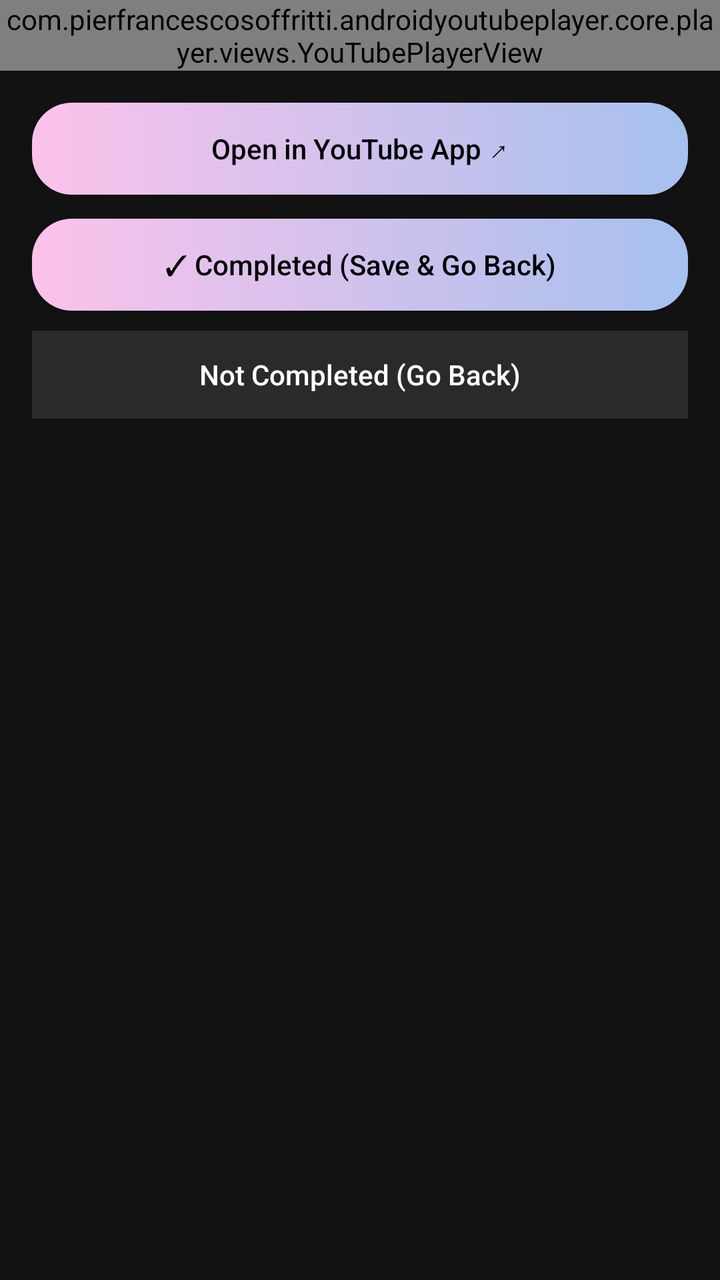
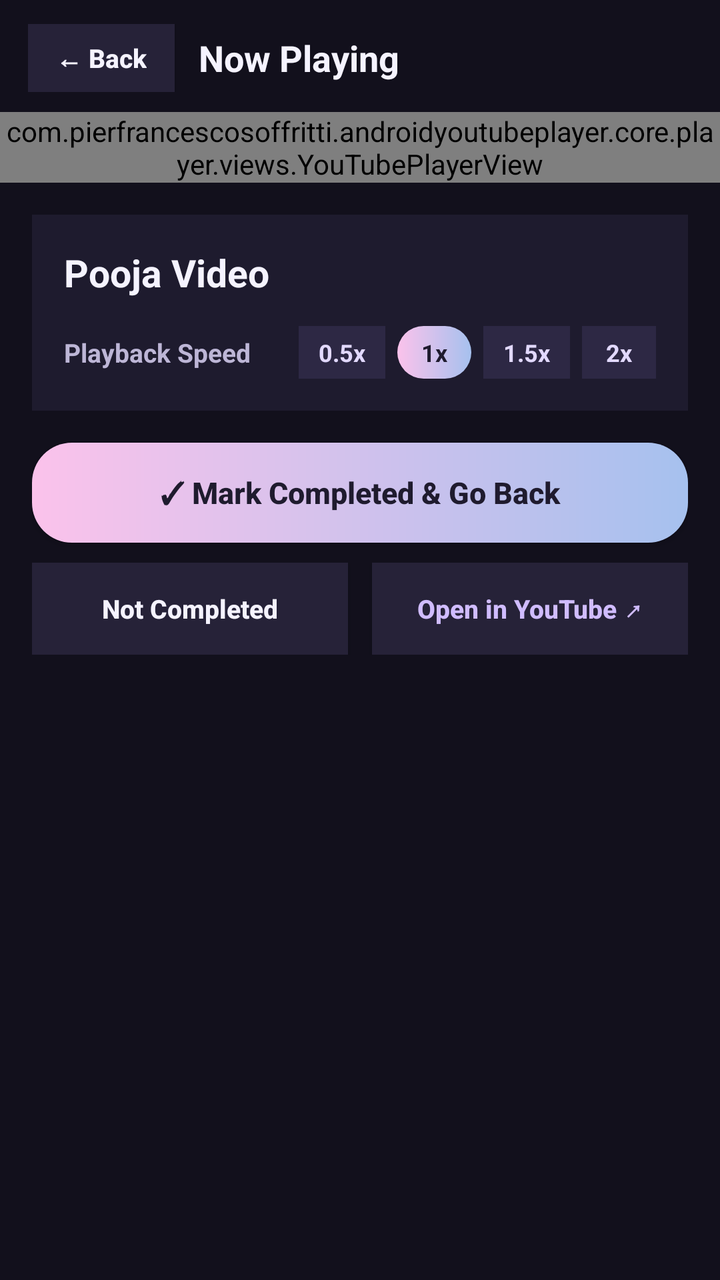

An Android layout rendered at two revisions. The XML below is the earlier revision; the diff shows what the commit changed to produce the second picture.
<!-- AndroidManifest.xml: application theme Theme.PoojaTracker -->
<!-- res/layout/activity_video_player.xml -->
<?xml version="1.0" encoding="utf-8"?>
<androidx.constraintlayout.widget.ConstraintLayout xmlns:android="http://schemas.android.com/apk/res/android"
    xmlns:app="http://schemas.android.com/apk/res-auto"
    xmlns:tools="http://schemas.android.com/tools"
    android:layout_width="match_parent"
    android:layout_height="match_parent"
    tools:context=".VideoPlayerActivity">

















    <LinearLayout
        android:layout_width="match_parent"
        android:layout_height="match_parent"
        android:background="#121212"
        android:orientation="vertical">

        <com.pierfrancescosoffritti.androidyoutubeplayer.core.player.views.YouTubePlayerView
            android:id="@+id/youtube_player_view"
            android:layout_width="match_parent"
            android:layout_height="wrap_content"
            app:enableAutomaticInitialization="false" />

        <LinearLayout
            android:layout_width="match_parent"
            android:layout_height="wrap_content"
            android:orientation="vertical"
            android:padding="16dp">

            <TextView
                android:id="@+id/player_error_banner"
                android:layout_width="match_parent"
                android:layout_height="wrap_content"
                android:layout_marginBottom="12dp"
                android:background="#2D1B1B"
                android:padding="12dp"
                android:text="This video's owner has disabled embedded playback outside YouTube. Tap below to watch directly in the YouTube app, then return here to mark your Pooja status."
                android:textColor="#FFD580"
                android:textSize="14sp"
                android:visibility="gone" />

            <androidx.appcompat.widget.AppCompatButton
                android:id="@+id/btn_open_youtube"
                android:layout_width="match_parent"
                android:layout_height="46dp"
                android:layout_marginBottom="12dp"
                android:background="@drawable/gradientbtn"
                android:text="Open in YouTube App ↗"
                android:textAllCaps="false"
                android:textColor="@color/black" />

            <androidx.appcompat.widget.AppCompatButton
                android:id="@+id/btn_mark_completed"
                android:layout_width="match_parent"
                android:layout_height="46dp"
                android:layout_marginBottom="10dp"
                android:background="@drawable/gradientbtn"
                android:text="✓ Completed (Save &amp; Go Back)"
                android:textAllCaps="false"
                android:textColor="@color/black" />

            <androidx.appcompat.widget.AppCompatButton
                android:id="@+id/btn_not_completed"
                android:layout_width="match_parent"
                android:layout_height="44dp"
                android:background="#2A2A2A"
                android:text="Not Completed (Go Back)"
                android:textAllCaps="false"
                android:textColor="@color/white" />
        </LinearLayout>
    </LinearLayout>

</androidx.constraintlayout.widget.ConstraintLayout>
<!-- resources referenced by this layout -->
<resources>
  <color name="black">#FF000000</color>
  <color name="white">#FFFFFFFF</color>
  <!-- drawable gradientbtn (drawable) -->
  <?xml version="1.0" encoding="utf-8"?>
  <shape xmlns:android="http://schemas.android.com/apk/res/android" android:shape="rectangle">
  
  
  
  
      <gradient
          android:angle="0"
          android:startColor="#fbc2eb"
          android:endColor="#a6c1ee"
          android:type="linear" />
      <corners android:radius="20dp"/>
  
  </shape>
  <style name="Theme.PoojaTracker" parent="Theme.MaterialComponents.DayNight.DarkActionBar">
          
          <item name="colorPrimary">@color/purple_500</item>
          <item name="colorPrimaryVariant">@color/purple_700</item>
          <item name="colorOnPrimary">@color/white</item>
          
          <item name="colorSecondary">@color/teal_200</item>
          <item name="colorSecondaryVariant">@color/teal_700</item>
          <item name="colorOnSecondary">@color/black</item>
          
  
          <item name="android:statusBarColor">@color/status_bar_color</item>
          
      </style>
  <color name="purple_500">#FF6200EE</color>
  <color name="purple_700">#FF3700B3</color>
  <color name="teal_200">#FF03DAC5</color>
  <color name="teal_700">#FF018786</color>
  <color name="status_bar_color">#FF000000</color>
</resources>

<!-- the commit's change to res/layout/activity_video_player.xml (unified diff, before → after) -->
@@ -1,39 +1,63 @@
 <?xml version="1.0" encoding="utf-8"?>
-<androidx.constraintlayout.widget.ConstraintLayout xmlns:android="http://schemas.android.com/apk/res/android"
+<ScrollView xmlns:android="http://schemas.android.com/apk/res/android"
     xmlns:app="http://schemas.android.com/apk/res-auto"
     xmlns:tools="http://schemas.android.com/tools"
     android:layout_width="match_parent"
     android:layout_height="match_parent"
+    android:background="#12101C"
+    android:fillViewport="true"
     tools:context=".VideoPlayerActivity">
-
-
-
-
-
-
-
-
-
-
-
-
-
-
-
-
 
     <LinearLayout
         android:layout_width="match_parent"
-        android:layout_height="match_parent"
-        android:background="#121212"
+        android:layout_height="wrap_content"
         android:orientation="vertical">
 
+        
+        <LinearLayout
+            android:layout_width="match_parent"
+            android:layout_height="wrap_content"
+            android:gravity="center_vertical"
+            android:orientation="horizontal"
+            android:paddingStart="14dp"
+            android:paddingTop="12dp"
+            android:paddingEnd="14dp"
+            android:paddingBottom="10dp">
+
+            <androidx.appcompat.widget.AppCompatButton
+                android:id="@+id/btnBackPlayer"
+                android:layout_width="wrap_content"
+                android:layout_height="34dp"
+                android:background="#262238"
+                android:minWidth="0dp"
+                android:minHeight="0dp"
+                android:paddingStart="14dp"
+                android:paddingEnd="14dp"
+                android:text="← Back"
+                android:textAllCaps="false"
+                android:textColor="#F5F3FF"
+                android:textSize="13sp"
+                android:textStyle="bold" />
+
+            <TextView
+                android:layout_width="0dp"
+                android:layout_height="wrap_content"
+                android:layout_marginStart="12dp"
+                android:layout_weight="1"
+                android:text="Now Playing"
+                android:textColor="#F5F3FF"
+                android:textSize="18sp"
+                android:textStyle="bold" />
+        </LinearLayout>
+
+        
         <com.pierfrancescosoffritti.androidyoutubeplayer.core.player.views.YouTubePlayerView
             android:id="@+id/youtube_player_view"
             android:layout_width="match_parent"
             android:layout_height="wrap_content"
             app:enableAutomaticInitialization="false" />
 
+        
         <LinearLayout
             android:layout_width="match_parent"
             android:layout_height="wrap_content"
@@ -45,42 +69,173 @@
                 android:layout_width="match_parent"
                 android:layout_height="wrap_content"
                 android:layout_marginBottom="12dp"
-                android:background="#2D1B1B"
+                android:background="#332024"
                 android:padding="12dp"
-                android:text="This video's owner has disabled embedded playback outside YouTube. Tap below to watch directly in the YouTube app, then return here to mark your Pooja status."
+                android:text="This video's owner disabled embedded playback outside YouTube. Tap 'Open in YouTube ↗' below to watch, then return here to mark your Pooja status."
                 android:textColor="#FFD580"
-                android:textSize="14sp"
+                android:textSize="13sp"
                 android:visibility="gone" />
 
-            <androidx.appcompat.widget.AppCompatButton
-                android:id="@+id/btn_open_youtube"
-                android:layout_width="match_parent"
-                android:layout_height="46dp"
-                android:layout_marginBottom="12dp"
-                android:background="@drawable/gradientbtn"
-                android:text="Open in YouTube App ↗"
-                android:textAllCaps="false"
-                android:textColor="@color/black" />
-
+            
+            <LinearLayout
+                android:layout_width="match_parent"
+                android:layout_height="wrap_content"
+                android:background="#1E1B2E"
+                android:orientation="vertical"
+                android:padding="16dp">
+
+                <TextView
+                    android:id="@+id/playerPoojaTitle"
+                    android:layout_width="match_parent"
+                    android:layout_height="wrap_content"
+                    android:text="Pooja Video"
+                    android:textColor="#F5F3FF"
+                    android:textSize="19sp"
+                    android:textStyle="bold" />
+
+                <TextView
+                    android:id="@+id/playerPoojaDesc"
+                    android:layout_width="match_parent"
+                    android:layout_height="wrap_content"
+                    android:layout_marginTop="4dp"
+                    android:textColor="#BDB6D6"
+                    android:textSize="14sp"
+                    android:visibility="gone" />
+
+                
+                <LinearLayout
+                    android:layout_width="match_parent"
+                    android:layout_height="wrap_content"
+                    android:layout_marginTop="14dp"
+                    android:gravity="center_vertical"
+                    android:orientation="horizontal">
+
+                    <TextView
+                        android:layout_width="0dp"
+                        android:layout_height="wrap_content"
+                        android:layout_weight="1"
+                        android:text="Playback Speed"
+                        android:textColor="#BDB6D6"
+                        android:textSize="13sp"
+                        android:textStyle="bold" />
+
+                    <TextView
+                        android:id="@+id/speed05x"
+                        android:layout_width="wrap_content"
+                        android:layout_height="wrap_content"
+                        android:background="#2D2844"
+                        android:clickable="true"
+                        android:focusable="true"
+                        android:paddingStart="10dp"
+                        android:paddingTop="5dp"
+                        android:paddingEnd="10dp"
+                        android:paddingBottom="5dp"
+                        android:text="0.5x"
+                        android:textColor="#E2D9FF"
+                        android:textSize="12sp"
+                        android:textStyle="bold" />
+
+                    <TextView
+                        android:id="@+id/speed1x"
+                        android:layout_width="wrap_content"
+                        android:layout_height="wrap_content"
+                        android:layout_marginStart="6dp"
+                        android:background="@drawable/gradientbtn"
+                        android:clickable="true"
+                        android:focusable="true"
+                        android:paddingStart="12dp"
+                        android:paddingTop="5dp"
+                        android:paddingEnd="12dp"
+                        android:paddingBottom="5dp"
+                        android:text="1x"
+                        android:textColor="#1F1B2E"
+                        android:textSize="12sp"
+                        android:textStyle="bold" />
+
+                    <TextView
+                        android:id="@+id/speed15x"
+                        android:layout_width="wrap_content"
+                        android:layout_height="wrap_content"
+                        android:layout_marginStart="6dp"
+                        android:background="#2D2844"
+                        android:clickable="true"
+                        android:focusable="true"
+                        android:paddingStart="10dp"
+                        android:paddingTop="5dp"
+                        android:paddingEnd="10dp"
+                        android:paddingBottom="5dp"
+                        android:text="1.5x"
+                        android:textColor="#E2D9FF"
+                        android:textSize="12sp"
+                        android:textStyle="bold" />
+
+                    <TextView
+                        android:id="@+id/speed2x"
+                        android:layout_width="wrap_content"
+                        android:layout_height="wrap_content"
+                        android:layout_marginStart="6dp"
+                        android:background="#2D2844"
+                        android:clickable="true"
+                        android:focusable="true"
+                        android:paddingStart="12dp"
+                        android:paddingTop="5dp"
+                        android:paddingEnd="12dp"
+                        android:paddingBottom="5dp"
+                        android:text="2x"
+                        android:textColor="#E2D9FF"
+                        android:textSize="12sp"
+                        android:textStyle="bold" />
+                </LinearLayout>
+            </LinearLayout>
+
+            
             <androidx.appcompat.widget.AppCompatButton
                 android:id="@+id/btn_mark_completed"
                 android:layout_width="match_parent"
-                android:layout_height="46dp"
-                android:layout_marginBottom="10dp"
+                android:layout_height="50dp"
+                android:layout_marginTop="16dp"
                 android:background="@drawable/gradientbtn"
-                android:text="✓ Completed (Save &amp; Go Back)"
+                android:text="✓ Mark Completed &amp; Go Back"
                 android:textAllCaps="false"
-                android:textColor="@color/black" />
-
-            <androidx.appcompat.widget.AppCompatButton
-                android:id="@+id/btn_not_completed"
-                android:layout_width="match_parent"
-                android:layout_height="44dp"
-                android:background="#2A2A2A"
-                android:text="Not Completed (Go Back)"
-                android:textAllCaps="false"
-                android:textColor="@color/white" />
+                android:textColor="@color/gradient_btn_text"
+                android:textSize="15sp"
+                android:textStyle="bold" />
+
+            
+            <LinearLayout
+                android:layout_width="match_parent"
+                android:layout_height="wrap_content"
+                android:layout_marginTop="10dp"
+                android:orientation="horizontal"
+                android:weightSum="2">
+
+                <androidx.appcompat.widget.AppCompatButton
+                    android:id="@+id/btn_not_completed"
+                    android:layout_width="0dp"
+                    android:layout_height="46dp"
+                    android:layout_marginEnd="6dp"
+                    android:layout_weight="1"
+                    android:background="#262238"
+                    android:text="Not Completed"
+                    android:textAllCaps="false"
+                    android:textColor="#F5F3FF"
+                    android:textSize="13sp"
+                    android:textStyle="bold" />
+
+                <androidx.appcompat.widget.AppCompatButton
+                    android:id="@+id/btn_open_youtube"
+                    android:layout_width="0dp"
+                    android:layout_height="46dp"
+                    android:layout_marginStart="6dp"
+                    android:layout_weight="1"
+                    android:background="#262238"
+                    android:text="Open in YouTube ↗"
+                    android:textAllCaps="false"
+                    android:textColor="#D0BCFF"
+                    android:textSize="13sp"
+                    android:textStyle="bold" />
+            </LinearLayout>
+
         </LinearLayout>
     </LinearLayout>
-
-</androidx.constraintlayout.widget.ConstraintLayout>
+</ScrollView>
<!-- resource entries referenced after the edit -->
@@ -1,5 +1,6 @@
 <!-- resources referenced by this layout -->
 <resources>
+  <color name="gradient_btn_text">#FF1F1B2E</color>
   <color name="black">#FF000000</color>
   <color name="white">#FFFFFFFF</color>
   <!-- drawable gradientbtn (drawable) -->
@@ -35,6 +36,6 @@
   <color name="purple_700">#FF3700B3</color>
   <color name="teal_200">#FF03DAC5</color>
   <color name="teal_700">#FF018786</color>
-  <color name="status_bar_color">#FF000000</color>
+  <color name="status_bar_color">#FF1A162B</color>
 </resources>
 
